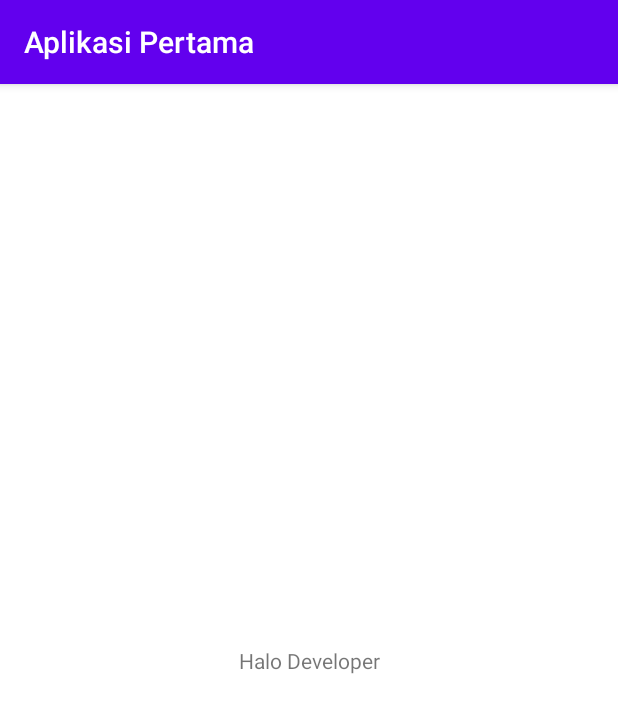
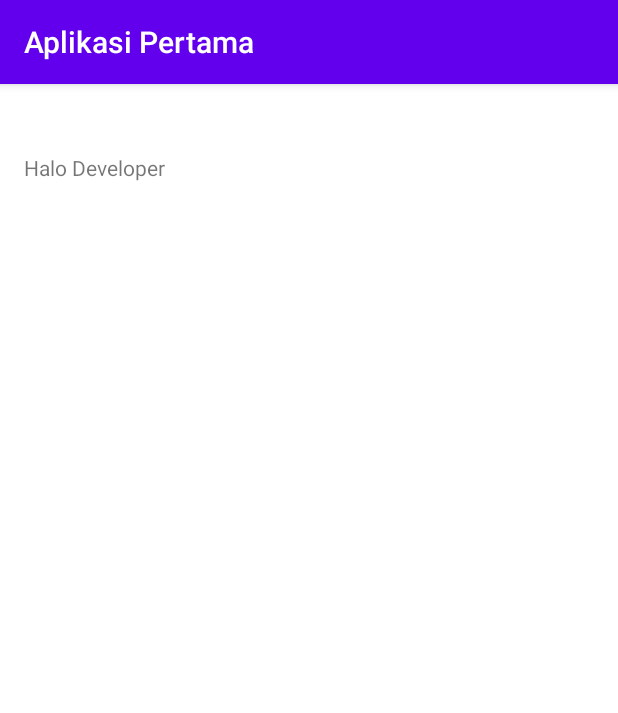
Before and after one commit to Tobias-Kusuma/AplikasiPertama, an Android app: the screen it shows after launch (MainActivity), on a phone screen of 412 x 824 dp. Shown: the top 713 px of the screen. Run offline under Robolectric (Android 15) with nearby library versions, the phone set to English and light mode, and no system bars.

Commit message:
Mengubah kembali menjadi ConstrantLayout, dan menambahkan custom font: Lato

```diff
--- a/app/src/main/res/layout/activity_main.xml
+++ b/app/src/main/res/layout/activity_main.xml
@@ -14,9 +14,10 @@
         android:text="@string/welcome_text"
         app:layout_constraintBottom_toBottomOf="parent"
         app:layout_constraintEnd_toEndOf="parent"
-        app:layout_constraintHorizontal_bias="0.5"
+        app:layout_constraintHorizontal_bias="0.05"
         app:layout_constraintStart_toStartOf="parent"
-        app:layout_constraintTop_toTopOf="parent">
+        app:layout_constraintTop_toTopOf="parent"
+        app:layout_constraintVertical_bias="0.061">
     </TextView>
 
 
```
